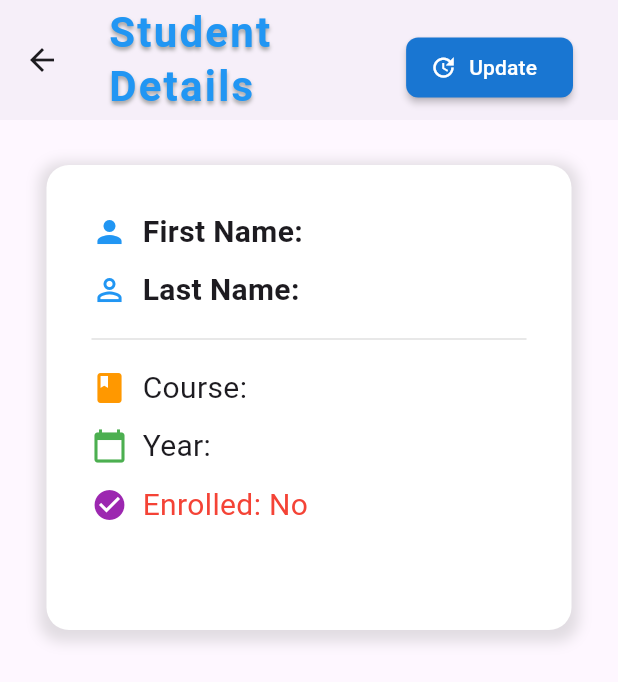
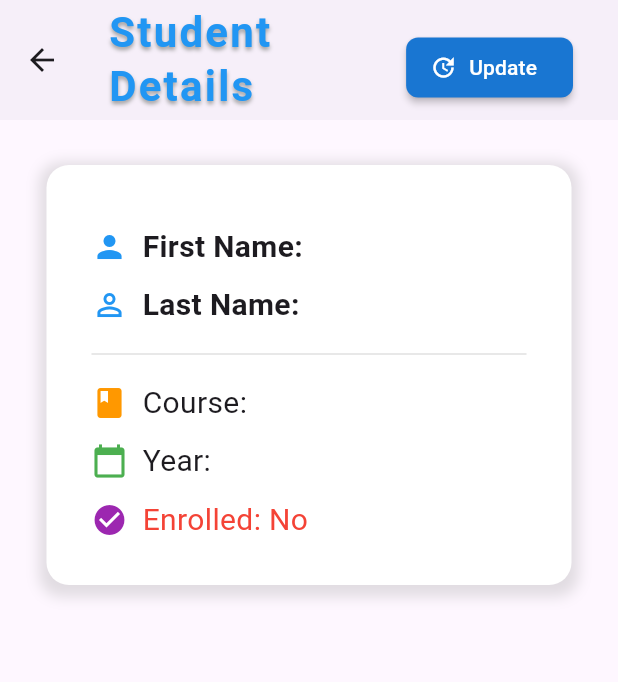
Before and after one commit to TanGitHub19/P2-Activity-Flutter, a Flutter app: the StudentDetails screen opened directly with empty values, on a phone screen of 412 x 824 dp. Shown: the top 682 px of the screen. Run offline on Flutter 3.47's test engine with Material 3 defaults, Android fonts, the phone set to English and light mode, and no system bars; network calls fail.

Commit message:
adjust the size of a container

```diff
--- a/p2_individual_activity/lib/screens/student_details.dart
+++ b/p2_individual_activity/lib/screens/student_details.dart
@@ -94,8 +94,8 @@ class _StudentDetailsState extends State<StudentDetails> {
           child: Container(
             margin: const EdgeInsets.only(top: 30),
             width: 350,
-            height: 310,
-            padding: const EdgeInsets.symmetric(vertical: 30, horizontal: 30),
+            height: 280,
+            padding: const EdgeInsets.symmetric(vertical: 40, horizontal: 30),
             decoration: BoxDecoration(
               color: Colors.white,
               borderRadius: const BorderRadius.all(Radius.circular(15)),
```
